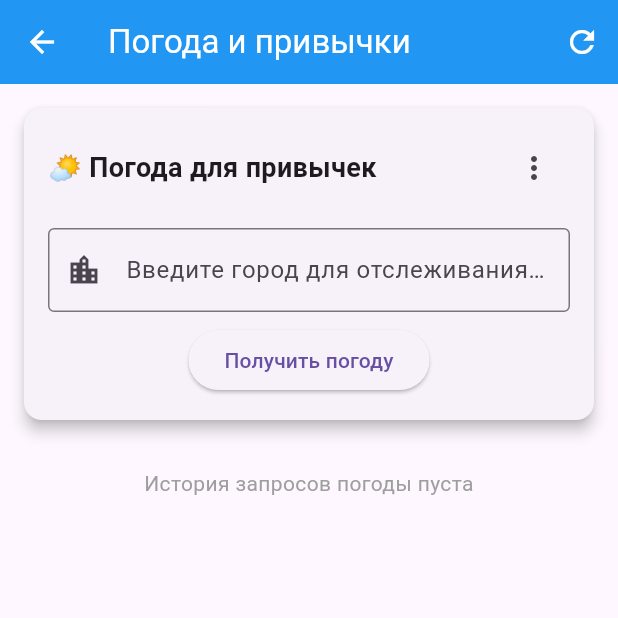
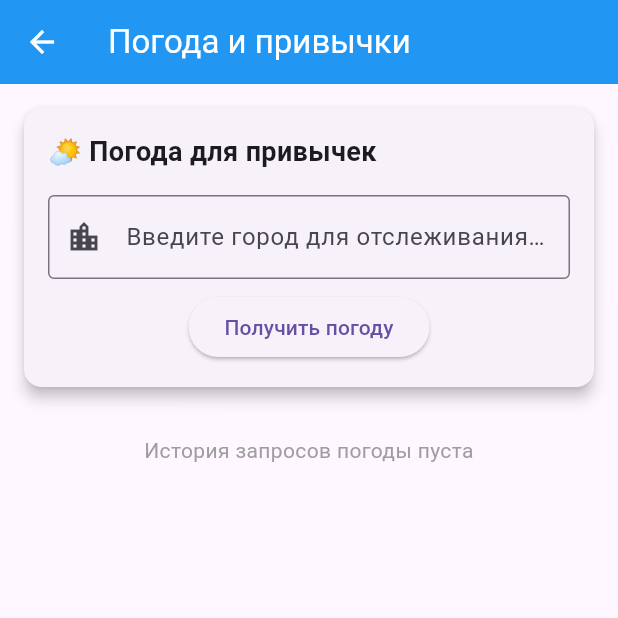
Before and after one commit to volotinaiaiu/flutter-labs, a Flutter app: the screen it shows after launch, after a tap on the "more vert" icon, on a phone screen of 412 x 824 dp, the top half of it. Run offline on Flutter 3.47's test engine with Material 3 defaults, Android fonts, the phone set to English and light mode, and no system bars; our stand-ins replace shared_preferences.

Commit message:
измененный

```diff
--- /dev/null
+++ b/devtools_options.yaml
@@ -0,0 +1,3 @@
+description: This file stores settings for Dart & Flutter DevTools.
+documentation: https://docs.flutter.dev/tools/devtools/extensions#configure-extension-enablement-states
+extensions:
--- a/lib/main.dart
+++ b/lib/main.dart
@@ -41,6 +41,14 @@ class MyApp extends StatelessWidget {
         theme: ThemeData(
           primarySwatch: Colors.blue,
           visualDensity: VisualDensity.adaptivePlatformDensity,
+          appBarTheme: const AppBarTheme(
+            elevation: 0,
+            // Явно укажем, что не хотим автоматических кнопок
+            actionsIconTheme: IconThemeData(color: Colors.white),
+            iconTheme: IconThemeData(color: Colors.white),
+            backgroundColor: Colors.blue,
+            foregroundColor: Colors.white,
+          ),
         ),
         home: const HomeScreen(),
         debugShowCheckedModeBanner: false,
--- a/lib/screens/weather_screen.dart
+++ b/lib/screens/weather_screen.dart
@@ -13,21 +13,12 @@ class WeatherScreen extends StatelessWidget {
         title: const Text('Погода и привычки'),
         backgroundColor: Colors.blue,
         foregroundColor: Colors.white,
-        actions: [
-          IconButton(
-            icon: const Icon(Icons.refresh),
-            onPressed: () {
-              final weatherProvider = Provider.of<WeatherProvider>(context, listen: false);
-              weatherProvider.refreshWeather();
-            },
-          ),
-        ],
       ),
       body: Consumer<WeatherProvider>(
         builder: (context, weatherProvider, child) {
           return ListView(
             children: [
-              WeatherCard(showFullInfo: true),
+              WeatherCard(showDetailsButton: false), // Убрали кнопку "Подробнее"
               _buildWeatherHistory(weatherProvider),
             ],
           );
--- a/lib/widgets/weather_card.dart
+++ b/lib/widgets/weather_card.dart
@@ -5,8 +5,13 @@ import '../screens/weather_screen.dart';
 
 class WeatherCard extends StatelessWidget {
   final bool showFullInfo;
+  final bool showDetailsButton; // Новый параметр
 
-  const WeatherCard({Key? key, this.showFullInfo = false}) : super(key: key);
+  const WeatherCard({
+    Key? key,
+    this.showFullInfo = false,
+    this.showDetailsButton = true, // По умолчанию показываем кнопку
+  }) : super(key: key);
 
   @override
   Widget build(BuildContext context) {
@@ -50,12 +55,14 @@ class WeatherCard extends StatelessWidget {
                 onPressed: weatherProvider.isLoading ? null : weatherProvider.refreshWeather,
                 tooltip: 'Обновить',
               ),
+            // Показываем кнопку "Подробнее" только если showDetailsButton = true
+            if (showDetailsButton)
               IconButton(
                 icon: const Icon(Icons.more_vert),
                 onPressed: () {
                   Navigator.push(
                     context,
-                  MaterialPageRoute(builder: (context) => WeatherScreen()),
+                    MaterialPageRoute(builder: (context) => const WeatherScreen()),
                   );
                 },
                 tooltip: 'Подробнее',
--- a/pubspec.yaml
+++ b/pubspec.yaml
@@ -20,6 +20,12 @@ dev_dependencies:
   flutter_test:
     sdk: flutter
   flutter_lints: ^2.0.0
+  flutter_launcher_icons: ^0.13.1
+
+flutter_icons:
+  android: "launcher_icon"
+  ios: true
+  image_path: "assets/icon/1.png"
 
 flutter:
   uses-material-design: true
```
Also changed, not shown: assets/icon/1.png (added), pubspec.lock, 8 other files. Lines whose indentation alone changed are shown as unchanged.
